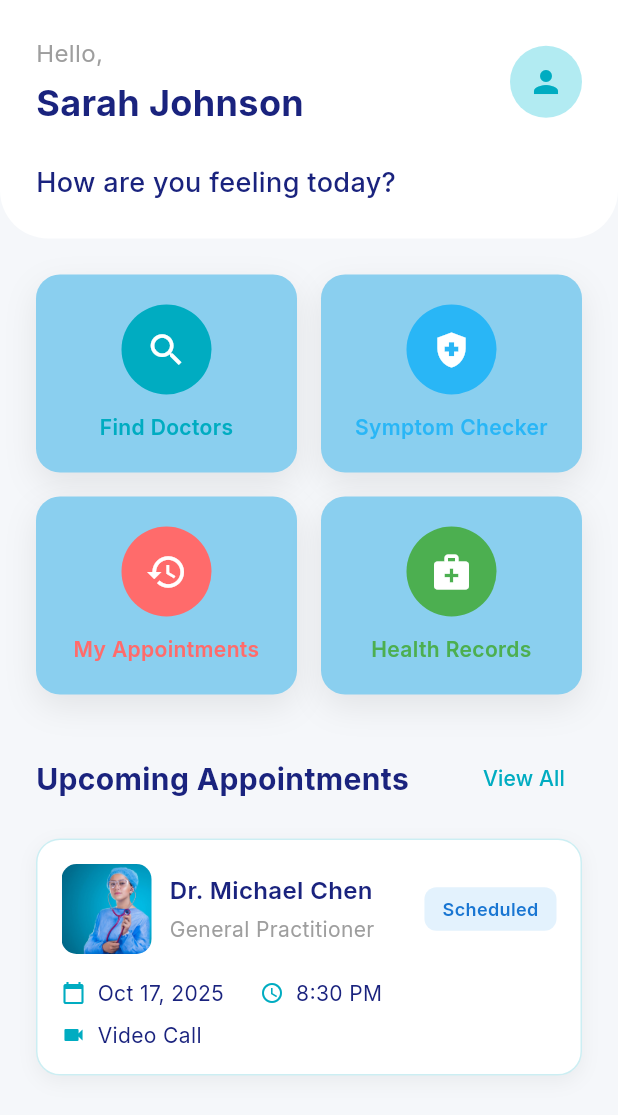
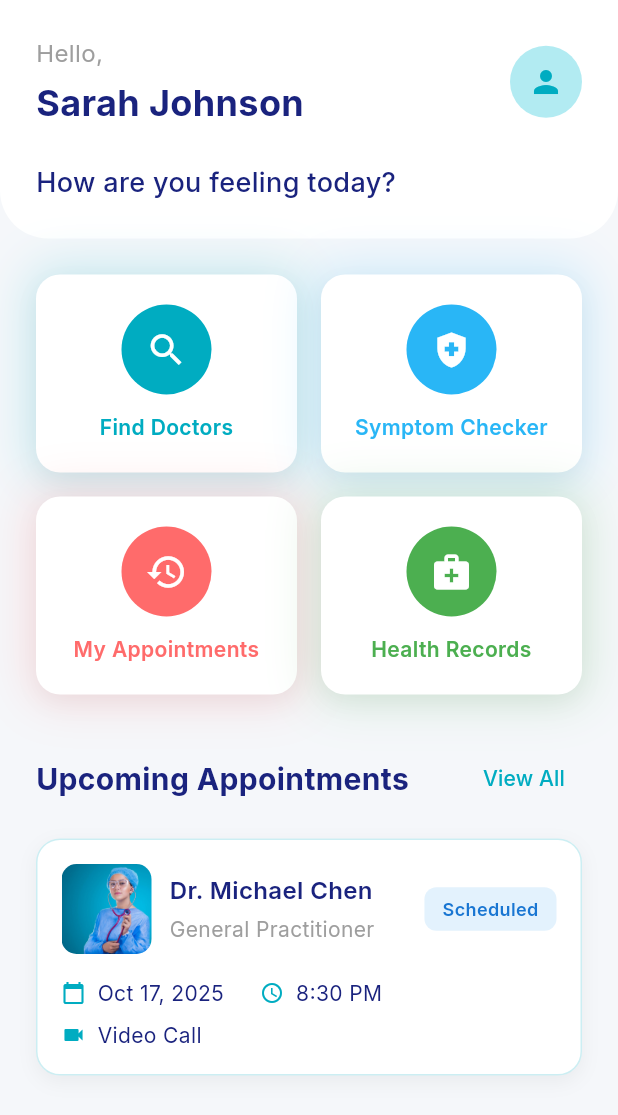
Before and after one commit to Mmckelve45/CarePilot, a Flutter app: the screen it shows after launch, on a phone screen of 412 x 824 dp. Shown: the top 1115 px of the screen. Run offline on Flutter 3.47's test engine with Material 3 defaults, Android fonts, the phone set to English and light mode, and no system bars; our stand-ins replace google_fonts, shared_preferences; accounts and stored records are empty.

Commit message:
Changed the glow effect under the cards

```diff
--- a/lib/screens/home_page.dart
+++ b/lib/screens/home_page.dart
@@ -186,13 +186,18 @@ class QuickActionCard extends StatelessWidget {
       child: Container(
         padding: const EdgeInsets.all(20),
         decoration: BoxDecoration(
-          color: const Color.fromARGB(255, 138, 207, 239),
+          color: Colors.white,
           borderRadius: BorderRadius.circular(16),
           boxShadow: [
             BoxShadow(
-              color: Colors.black.withOpacity(0.08),
-              blurRadius: 18,
-              offset: const Offset(0, 8),
+              color: color.withOpacity(0.2),
+              blurRadius: 28,
+              spreadRadius: 4,
+            ),
+            BoxShadow(
+              color: Colors.black.withOpacity(0.04),
+              blurRadius: 12,
+              offset: const Offset(0, 6),
             ),
           ],
         ),
```
